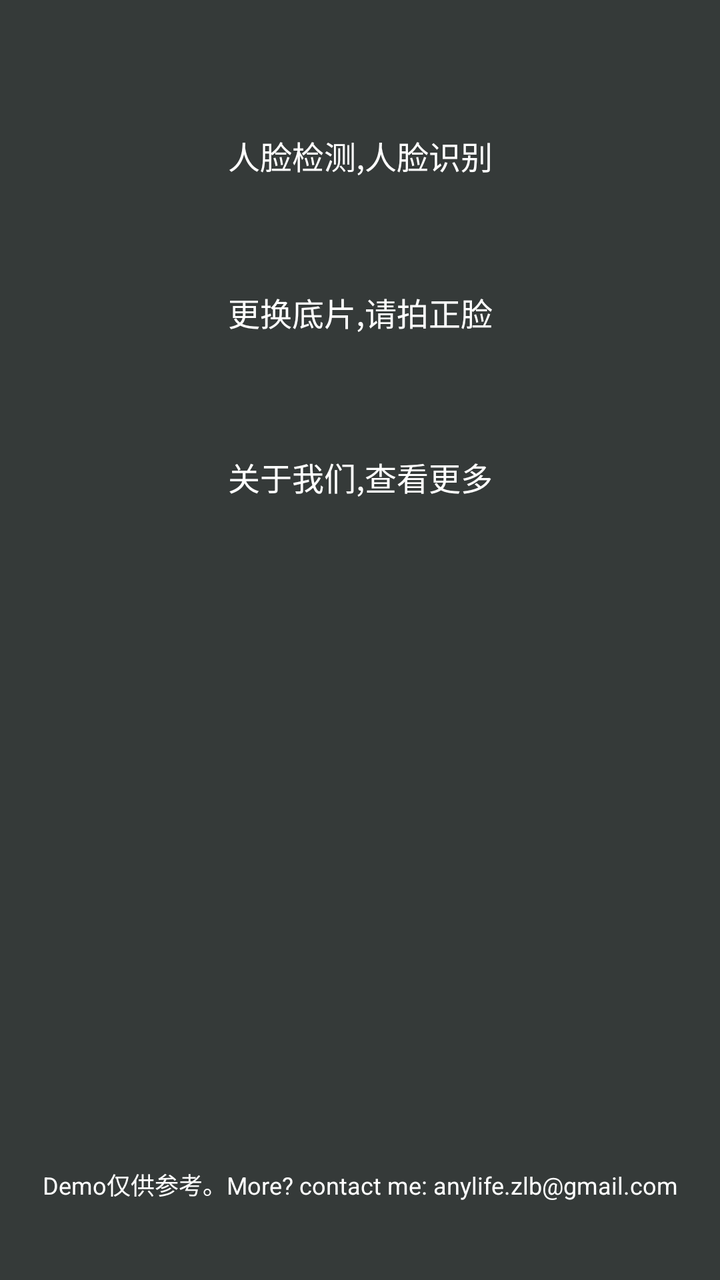
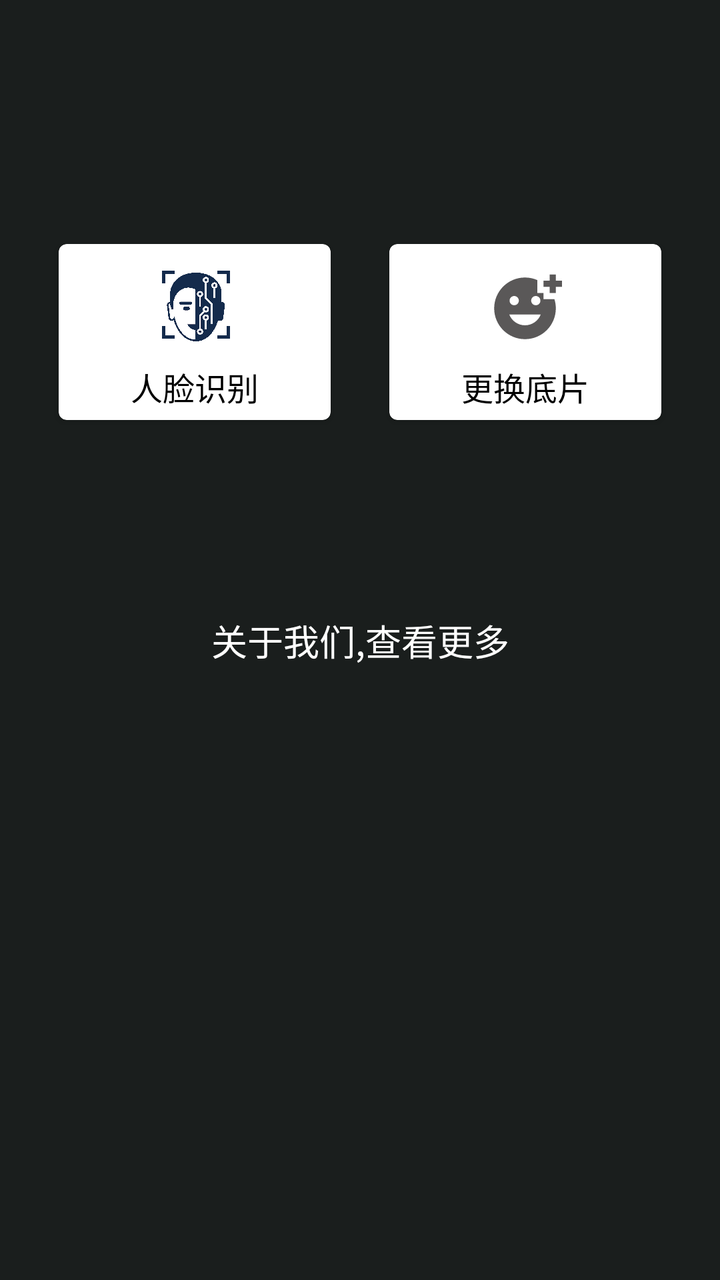

Two renders of the same Android screen: before a commit and after it. Below are the layout's source before the change and the commit's diff.
<!-- AndroidManifest.xml: application theme AppTheme -->
<!-- res/layout/activity_navi.xml -->
<?xml version="1.0" encoding="utf-8"?>
<androidx.constraintlayout.widget.ConstraintLayout
    xmlns:android="http://schemas.android.com/apk/res/android"
    xmlns:app="http://schemas.android.com/apk/res-auto"
    xmlns:tools="http://schemas.android.com/tools"
    android:layout_width="match_parent"
    android:layout_height="match_parent"
    android:background="@color/colorPrimaryDark"
    tools:context=".NaviActivity">


    <TextView
        android:id="@+id/face_verify"
        android:layout_width="match_parent"
        android:layout_height="wrap_content"
        android:layout_gravity="bottom"
        android:gravity="center"
        android:textColor="@android:color/white"
        android:textSize="16sp"
        android:layout_marginTop="66dp"
        app:layout_constraintTop_toTopOf="parent"
        android:text="人脸检测,人脸识别" />


    <TextView
        android:id="@+id/change_base_img"
        android:layout_width="match_parent"
        android:layout_height="wrap_content"
        android:layout_gravity="bottom"
        android:gravity="center"
        android:textColor="@android:color/white"
        android:textSize="16sp"
        android:layout_marginTop="55dp"
        app:layout_constraintTop_toBottomOf="@+id/face_verify"
        android:text="更换底片,请拍正脸" />


    <TextView
        android:id="@+id/live_body_detect"
        android:layout_width="match_parent"
        android:layout_height="wrap_content"
        android:gravity="center"
        android:textColor="@android:color/white"
        android:textSize="16sp"
        android:padding="4dp"
        app:layout_constraintTop_toBottomOf="@+id/change_base_img"
        android:layout_marginTop="55dp"
        android:text="关于我们,查看更多" />



    <TextView
        android:id="@+id/tips"
        android:layout_width="match_parent"
        android:layout_height="wrap_content"
        android:gravity="center"
        android:textColor="@android:color/white"
        android:textSize="12sp"
        android:padding="4dp"
        app:layout_constraintBottom_toBottomOf="parent"
        android:layout_marginBottom="35dp"
        android:text="Demo仅供参考。More? contact me: anylife.zlb@gmail.com" />


</androidx.constraintlayout.widget.ConstraintLayout>
<!-- resources referenced by this layout -->
<resources>
  <color name="colorPrimaryDark">#353A39</color>
  <style name="AppTheme" parent="Theme.AppCompat.Light.DarkActionBar">
          
          <item name="colorPrimary">@color/colorPrimary</item>
          <item name="colorPrimaryDark">@color/colorPrimaryDark</item>
          <item name="colorAccent">@color/colorAccent</item>
      </style>
  <color name="colorPrimary">#13534C</color>
  <color name="colorAccent">#3F51B5</color>
</resources>

<!-- the commit's change to res/layout/activity_navi.xml (unified diff, before → after) -->
@@ -1,65 +1,101 @@
 <?xml version="1.0" encoding="utf-8"?>
-<androidx.constraintlayout.widget.ConstraintLayout
-    xmlns:android="http://schemas.android.com/apk/res/android"
+<androidx.constraintlayout.widget.ConstraintLayout xmlns:android="http://schemas.android.com/apk/res/android"
     xmlns:app="http://schemas.android.com/apk/res-auto"
     xmlns:tools="http://schemas.android.com/tools"
     android:layout_width="match_parent"
     android:layout_height="match_parent"
     android:background="@color/colorPrimaryDark"
+    android:paddingTop="122dp"
     tools:context=".NaviActivity">
+
+    
+    <androidx.cardview.widget.CardView
+        android:id="@+id/face_verify_card"
+        android:layout_width="136dp"
+        android:layout_height="88dp"
+        app:cardCornerRadius="4dp"
+        app:layout_constraintEnd_toStartOf="@+id/update_base_image"
+        app:layout_constraintStart_toStartOf="parent"
+        app:layout_constraintTop_toTopOf="parent">
+
+        <LinearLayout
+            android:layout_width="match_parent"
+            android:layout_height="wrap_content"
+            android:layout_gravity="center"
+            android:orientation="vertical">
+
+            <ImageView
+                android:layout_width="55dp"
+                android:layout_height="55dp"
+                android:layout_gravity="center_horizontal"
+                android:background="@drawable/icon1" />
+
+            <TextView
+                android:id="@+id/face_verify"
+                android:layout_width="match_parent"
+                android:layout_height="wrap_content"
+                android:layout_gravity="center_horizontal"
+                android:gravity="center"
+                android:text="人脸识别"
+                android:textColor="@android:color/black"
+                android:textSize="16sp" />
+
+        </LinearLayout>
+
+    </androidx.cardview.widget.CardView>
+
+
+    
+    <androidx.cardview.widget.CardView
+        android:id="@+id/update_base_image"
+        android:layout_width="136dp"
+        android:layout_height="88dp"
+        app:cardCornerRadius="4dp"
+        app:layout_constraintEnd_toEndOf="parent"
+        app:layout_constraintStart_toEndOf="@+id/face_verify_card"
+        app:layout_constraintTop_toTopOf="parent">
+
+        <LinearLayout
+            android:layout_width="match_parent"
+            android:layout_height="wrap_content"
+            android:layout_gravity="center"
+            android:orientation="vertical">
+
+            <ImageView
+                android:layout_width="55dp"
+                android:layout_height="55dp"
+                android:padding="9dp"
+                android:layout_gravity="center_horizontal"
+                android:src="@drawable/ic_baseline_add_reaction_24" />
+
+            <TextView
+                android:id="@+id/change_base_img"
+                android:layout_width="match_parent"
+                android:layout_height="wrap_content"
+                android:layout_gravity="center_horizontal"
+                android:gravity="center"
+                android:text="更换底片"
+                android:textColor="@android:color/black"
+                android:textSize="16sp"
+                app:layout_constraintTop_toBottomOf="@+id/update_base_image" />
+
+        </LinearLayout>
+
+    </androidx.cardview.widget.CardView>
 
 
     <TextView
-        android:id="@+id/face_verify"
+        android:id="@+id/more_about_me"
         android:layout_width="match_parent"
         android:layout_height="wrap_content"
-        android:layout_gravity="bottom"
+        android:layout_marginTop="88dp"
+        android:padding="9dp"
         android:gravity="center"
+        android:text="关于我们,查看更多"
         android:textColor="@android:color/white"
-        android:textSize="16sp"
-        android:layout_marginTop="66dp"
-        app:layout_constraintTop_toTopOf="parent"
-        android:text="人脸检测,人脸识别" />
-
-
-    <TextView
-        android:id="@+id/change_base_img"
-        android:layout_width="match_parent"
-        android:layout_height="wrap_content"
-        android:layout_gravity="bottom"
-        android:gravity="center"
-        android:textColor="@android:color/white"
-        android:textSize="16sp"
-        android:layout_marginTop="55dp"
-        app:layout_constraintTop_toBottomOf="@+id/face_verify"
-        android:text="更换底片,请拍正脸" />
-
-
-    <TextView
-        android:id="@+id/live_body_detect"
-        android:layout_width="match_parent"
-        android:layout_height="wrap_content"
-        android:gravity="center"
-        android:textColor="@android:color/white"
-        android:textSize="16sp"
-        android:padding="4dp"
-        app:layout_constraintTop_toBottomOf="@+id/change_base_img"
-        android:layout_marginTop="55dp"
-        android:text="关于我们,查看更多" />
+        android:textSize="18sp"
+        app:layout_constraintTop_toBottomOf="@+id/update_base_image" />
 
 
 
-    <TextView
-        android:id="@+id/tips"
-        android:layout_width="match_parent"
-        android:layout_height="wrap_content"
-        android:gravity="center"
-        android:textColor="@android:color/white"
-        android:textSize="12sp"
-        android:padding="4dp"
-        app:layout_constraintBottom_toBottomOf="parent"
-        android:layout_marginBottom="35dp"
-        android:text="Demo仅供参考。More? contact me: anylife.zlb@gmail.com" />
-
-
 </androidx.constraintlayout.widget.ConstraintLayout>
<!-- resource entries referenced after the edit -->
@@ -1,13 +1,20 @@
 <!-- resources referenced by this layout -->
 <resources>
-  <color name="colorPrimaryDark">#353A39</color>
+  <color name="colorPrimaryDark">#1A1E1D</color>
+  <!-- drawable ic_baseline_add_reaction_24 (drawable) -->
+  <vector android:alpha="0.87" android:height="22dp"
+      android:tint="#403E3E" android:viewportHeight="24"
+      android:viewportWidth="24" android:width="22dp" xmlns:android="http://schemas.android.com/apk/res/android">
+      <path android:fillColor="@android:color/white" android:pathData="M18,9V7h-2V2.84C14.77,2.3 13.42,2 11.99,2C6.47,2 2,6.48 2,12s4.47,10 9.99,10C17.52,22 22,17.52 22,12c0,-1.05 -0.17,-2.05 -0.47,-3H18zM15.5,8C16.33,8 17,8.67 17,9.5S16.33,11 15.5,11S14,10.33 14,9.5S14.67,8 15.5,8zM8.5,8C9.33,8 10,8.67 10,9.5S9.33,11 8.5,11S7,10.33 7,9.5S7.67,8 8.5,8zM12,17.5c-2.33,0 -4.31,-1.46 -5.11,-3.5h10.22C16.31,16.04 14.33,17.5 12,17.5zM22,3h2v2h-2v2h-2V5h-2V3h2V1h2V3z"/>
+  </vector>
+  <!-- drawable icon1: png bitmap (drawable, 85684 bytes) -->
   <style name="AppTheme" parent="Theme.AppCompat.Light.DarkActionBar">
           
           <item name="colorPrimary">@color/colorPrimary</item>
           <item name="colorPrimaryDark">@color/colorPrimaryDark</item>
           <item name="colorAccent">@color/colorAccent</item>
       </style>
-  <color name="colorPrimary">#13534C</color>
-  <color name="colorAccent">#3F51B5</color>
+  <color name="colorPrimary">#080909</color>
+  <color name="colorAccent">#111115</color>
 </resources>
 
